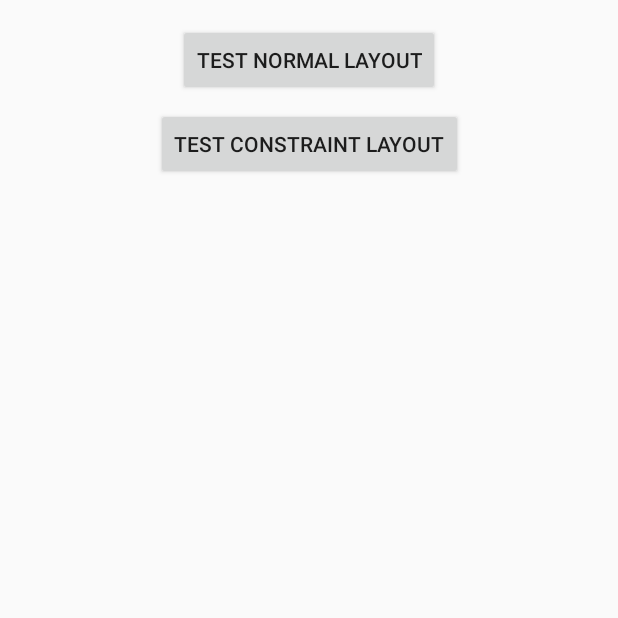
After one commit to lulululbj/wanandroid, an Android app: the ConstraintLayoutTest screen opened directly, with no data from a screen before it, on a phone screen of 412 x 824 dp, the top half of it. The commit adds this screen. Run offline under Robolectric (Android 15) with nearby library versions, the phone set to English and light mode, and no system bars.

Commit message:
ConstraintLayout 性能测试

```diff
--- a/app/src/main/AndroidManifest.xml
+++ b/app/src/main/AndroidManifest.xml
@@ -36,6 +36,7 @@
             android:name=".ui.share.ShareActivity"
             android:theme="@style/Theme_ShareActivity"
             android:windowSoftInputMode="adjustResize" />
+        <activity android:name=".test.ConstraintLayoutTest" />
     </application>
 
 </manifest>
--- a/app/src/main/java/luyao/wanandroid/App.kt
+++ b/app/src/main/java/luyao/wanandroid/App.kt
@@ -4,6 +4,7 @@ import android.app.Application
 import android.content.Context
 import android.util.Log
 import com.tencent.smtt.sdk.QbSdk
+import luyao.mvvm.core.util.Timer
 import luyao.wanandroid.di.appModule
 import luyao.wanandroid.model.bean.User
 import org.koin.android.ext.koin.androidContext
@@ -19,6 +20,11 @@ class App : Application() {
     companion object {
         var CONTEXT: Context by Delegates.notNull()
         lateinit var CURRENT_USER: User
+    }
+
+    override fun attachBaseContext(base: Context?) {
+        super.attachBaseContext(base)
+        Timer.start(APP_START)
     }
 
     override fun onCreate() {
--- a/app/src/main/java/luyao/wanandroid/adapter/HomeArticleAdapter.kt
+++ b/app/src/main/java/luyao/wanandroid/adapter/HomeArticleAdapter.kt
@@ -1,5 +1,8 @@
 package luyao.wanandroid.adapter
 
+import android.util.Log
+import luyao.mvvm.core.util.Timer
+import luyao.wanandroid.APP_START
 import luyao.wanandroid.BR
 import luyao.wanandroid.R
 import luyao.wanandroid.model.bean.Article
@@ -8,7 +11,7 @@ import luyao.wanandroid.model.bean.Article
  * Created by luyao
  * on 2018/3/14 15:52
  */
-class HomeArticleAdapter(layoutResId: Int = R.layout.item_article) : BaseBindAdapter<Article>(layoutResId, BR.article) {
+class HomeArticleAdapter(layoutResId: Int = R.layout.item_article_constraint) : BaseBindAdapter<Article>(layoutResId, BR.article) {
 
     private var showStar = true
 
@@ -28,5 +31,6 @@ class HomeArticleAdapter(layoutResId: Int = R.layout.item_article) : BaseBindAda
         else helper.setVisible(R.id.articleStar, false)
 
         helper.setText(R.id.articleAuthor,if (item.author.isBlank()) "分享者: ${item.shareUser}" else item.author)
+        Timer.stop(APP_START)
     }
 }
--- a/app/src/main/java/luyao/wanandroid/ui/collect/MyCollectActivity.kt
+++ b/app/src/main/java/luyao/wanandroid/ui/collect/MyCollectActivity.kt
@@ -1,13 +1,10 @@
 package luyao.wanandroid.ui.collect
 
-import androidx.core.os.bundleOf
 import androidx.lifecycle.Observer
-import androidx.navigation.Navigation
 import androidx.recyclerview.widget.LinearLayoutManager
 import com.chad.library.adapter.base.BaseQuickAdapter
 import kotlinx.android.synthetic.main.activity_collect.*
 import kotlinx.android.synthetic.main.title_layout.*
-import luyao.util.ktx.base.BaseVMActivity
 import luyao.util.ktx.ext.dp2px
 import luyao.util.ktx.ext.startKtxActivity
 import luyao.util.ktx.ext.toast
@@ -19,7 +16,6 @@ import luyao.wanandroid.ui.square.ArticleViewModel
 import luyao.wanandroid.view.CustomLoadMoreView
 import luyao.wanandroid.view.SpaceItemDecoration
 import org.koin.androidx.viewmodel.ext.android.getViewModel
-import org.koin.androidx.viewmodel.ext.android.viewModel
 
 /**
  * Created by Lu
@@ -27,7 +23,7 @@ import org.koin.androidx.viewmodel.ext.android.viewModel
  */
 class MyCollectActivity : luyao.mvvm.core.base.BaseVMActivity<ArticleViewModel>() {
 
-    override fun initVM(): ArticleViewModel  = getViewModel()
+    override fun initVM(): ArticleViewModel = getViewModel()
 
     private val articleAdapter by lazy { HomeArticleAdapter() }
 
--- a/app/src/main/java/luyao/wanandroid/ui/login/LoginActivity.kt
+++ b/app/src/main/java/luyao/wanandroid/ui/login/LoginActivity.kt
@@ -21,14 +21,12 @@ class LoginActivity : BaseVMActivity<LoginViewModel>() {
     override fun initVM(): LoginViewModel = getViewModel()
 
     override fun initView() {
-        mBinding.lifecycleOwner = this
         (mBinding as ActivityLoginBinding).viewModel = mViewModel
         mToolbar.setTitle(R.string.login)
         mToolbar.setNavigationIcon(R.drawable.arrow_back)
     }
 
     override fun initData() {
-        mViewModel = getViewModel()
         mToolbar.setNavigationOnClickListener { onBackPressed() }
     }
 
--- a/app/src/main/java/luyao/wanandroid/ui/profile/ProfileFragment.kt
+++ b/app/src/main/java/luyao/wanandroid/ui/profile/ProfileFragment.kt
@@ -21,6 +21,7 @@ import luyao.util.ktx.ext.startKtxActivity
 import luyao.util.ktx.ext.visible
 import luyao.wanandroid.R
 import luyao.wanandroid.model.bean.User
+import luyao.wanandroid.test.ConstraintLayoutTest
 import luyao.wanandroid.ui.collect.MyCollectActivity
 import luyao.wanandroid.util.GITHUB_PAGE
 import luyao.wanandroid.util.ISSUE_URL
@@ -48,6 +49,7 @@ class ProfileFragment : BaseFragment() {
 
     override fun initData() {
 
+        versionName.setOnClickListener { startKtxActivity<ConstraintLayoutTest>() }
         license.setOnClickListener { showOwnLicense() }
         source.setOnClickListener { activity?.openBrowser(GITHUB_PAGE) }
         feedback.setOnClickListener { showFeedBackMenu() }
--- /dev/null
+++ b/app/src/main/res/layout/activity_constraint_test.xml
@@ -0,0 +1,63 @@
+<?xml version="1.0" encoding="utf-8"?><!--
+ Copyright 2017 Google Inc.
+
+ Licensed under the Apache License, Version 2.0 (the "License");
+ you may not use this file except in compliance with the License.
+ You may obtain a copy of the License at
+
+      http://www.apache.org/licenses/LICENSE-2.0
+
+ Unless required by applicable law or agreed to in writing, software
+ distributed under the License is distributed on an "AS IS" BASIS,
+ WITHOUT WARRANTIES OR CONDITIONS OF ANY KIND, either express or implied.
+ See the License for the specific language governing permissions and
+ limitations under the License.
+-->
+<androidx.constraintlayout.widget.ConstraintLayout xmlns:android="http://schemas.android.com/apk/res/android"
+    xmlns:app="http://schemas.android.com/apk/res-auto"
+    android:id="@+id/container"
+    android:layout_width="match_parent"
+    android:layout_height="match_parent">
+
+    <Button
+        android:id="@+id/normalTest"
+        android:layout_width="wrap_content"
+        android:layout_height="wrap_content"
+        android:layout_marginTop="16dp"
+        android:text="test normal layout"
+        app:layout_constraintEnd_toEndOf="parent"
+        app:layout_constraintLeft_toLeftOf="parent"
+        app:layout_constraintRight_toRightOf="parent"
+        app:layout_constraintStart_toStartOf="parent"
+        app:layout_constraintTop_toTopOf="parent" />
+
+    <TextView
+        android:id="@+id/textViewFinish"
+        android:layout_width="wrap_content"
+        android:layout_height="wrap_content"
+        android:layout_marginStart="8dp"
+        android:layout_marginEnd="8dp"
+        android:text="finish"
+        android:visibility="gone"
+        app:layout_constraintEnd_toEndOf="parent"
+        app:layout_constraintLeft_toLeftOf="parent"
+        app:layout_constraintRight_toRightOf="parent"
+        app:layout_constraintStart_toStartOf="parent"
+        app:layout_constraintTop_toTopOf="parent" />
+
+
+    <Button
+        android:id="@+id/constraintTest"
+        android:layout_width="wrap_content"
+        android:layout_height="wrap_content"
+        android:layout_marginTop="8dp"
+        android:text="test constraint layout"
+        app:layout_constraintBottom_toBottomOf="parent"
+        app:layout_constraintEnd_toEndOf="parent"
+        app:layout_constraintLeft_toLeftOf="parent"
+        app:layout_constraintRight_toRightOf="parent"
+        app:layout_constraintStart_toStartOf="parent"
+        app:layout_constraintTop_toBottomOf="@+id/normalTest"
+        app:layout_constraintVertical_bias="0" />
+
+</androidx.constraintlayout.widget.ConstraintLayout>
--- a/app/src/main/res/layout/fragmnet_profile.xml
+++ b/app/src/main/res/layout/fragmnet_profile.xml
@@ -93,12 +93,12 @@
     <TextView
         android:id="@+id/versionName"
         android:layout_width="match_parent"
-        android:layout_height="wrap_content"
+        android:layout_height="40dp"
         android:layout_marginBottom="20dp"
         android:text="V 1.0.0"
         android:textColor="@color/text_gray"
         android:textSize="14sp"
-        android:gravity="center_horizontal"/>
+        android:gravity="center"/>
 
 
 </LinearLayout>
--- a/app/src/main/res/values/strings.xml
+++ b/app/src/main/res/values/strings.xml
@@ -50,4 +50,7 @@
     <string name="title_notifications">Notifications</string>
     <string name="me">我</string>
     <string name="confirm">确定</string>
+
+    <string name="executing_nth_iteration">%1$d / %2$d</string>
+
 </resources>
--- a/mvvmcore/build.gradle
+++ b/mvvmcore/build.gradle
@@ -44,5 +44,10 @@ dependencies {
     api 'androidx.navigation:navigation-fragment-ktx:2.1.0'
     api 'androidx.navigation:navigation-ui-ktx:2.1.0'
 
+    // ConstraintLayout
+    implementation 'androidx.constraintlayout:constraintlayout:2.0.0-beta4'
+
+
     implementation project(path: ':ktx')
+
 }
```
Also changed, not shown: app/src/main/java/luyao/wanandroid/Constant.kt (added, +9 -0 lines), app/src/main/java/luyao/wanandroid/test/ConstraintLayoutTest.kt (added, +143 -0 lines), app/src/main/java/luyao/wanandroid/ui/home/HomeFragment.kt (+2 -5 lines), app/src/main/java/luyao/wanandroid/ui/login/LoginViewModel.kt (+0 -7 lines), app/src/main/res/layout/activity_login.xml (+2 -10 lines), app/src/main/res/layout/item_article.xml (+2 -8 lines), app/src/main/res/layout/item_article_constraint.xml (added, +92 -0 lines), mvvmcore/src/main/java/luyao/mvvm/core/binding/BindingRecycleView.kt (added, +11 -0 lines), mvvmcore/src/main/java/luyao/mvvm/core/util/Timer.kt (added, +23 -0 lines).
